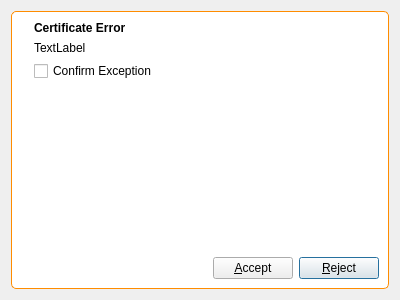
Before: the Qt Designer form 2.x/UI/dooble_certificate_exceptions_widget.ui in textbrowser/dooble, drawn with Qt 5.
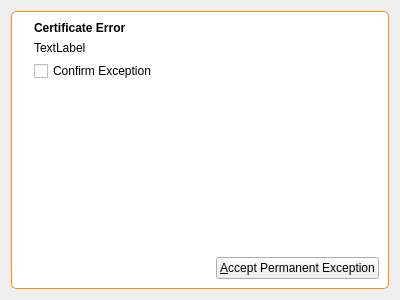
After: the same form once the commit is applied. Icons and pictures are not drawn.

Commit message: Without a dialog. Incomplete.

What changed in the file:
```diff
--- a/2.x/UI/dooble_certificate_exceptions_widget.ui
+++ b/2.x/UI/dooble_certificate_exceptions_widget.ui
@@ -120,17 +120,7 @@
         <item>
          <widget class="QPushButton" name="accept">
           <property name="text">
-           <string>&amp;Accept</string>
-          </property>
-         </widget>
-        </item>
-        <item>
-         <widget class="QPushButton" name="reject">
-          <property name="text">
-           <string>&amp;Reject</string>
-          </property>
-          <property name="default">
-           <bool>true</bool>
+           <string>&amp;Accept Permanent Exception</string>
           </property>
          </widget>
         </item>
```
The commit also changes 2 other files.
